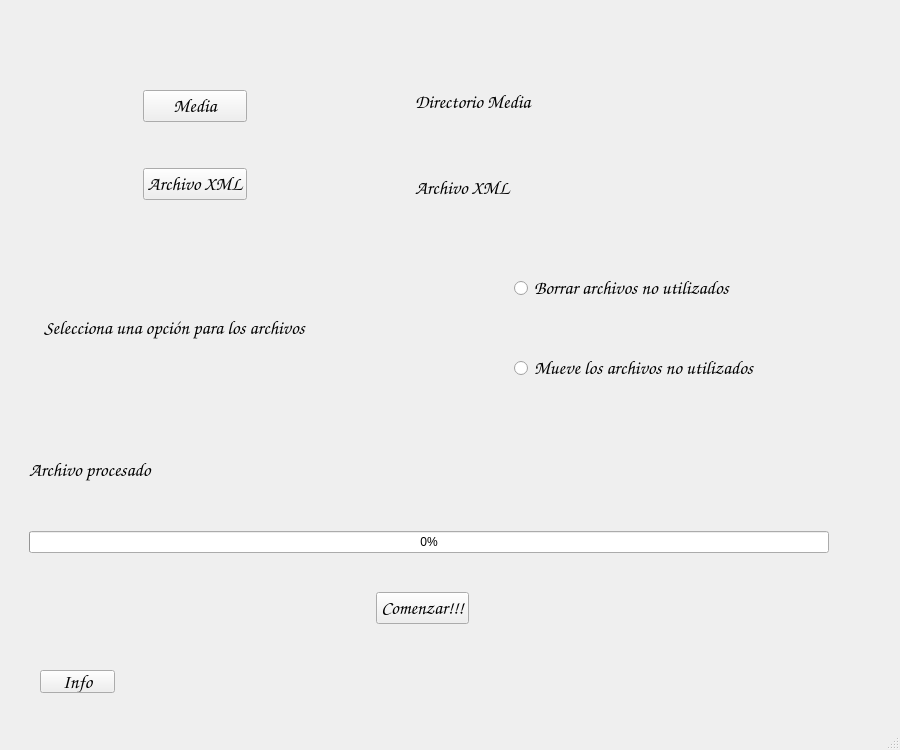
Before: the Qt Designer form CleanMediaUI.ui in danitxu79/CleanMediaRomsQT, drawn with Qt 5.
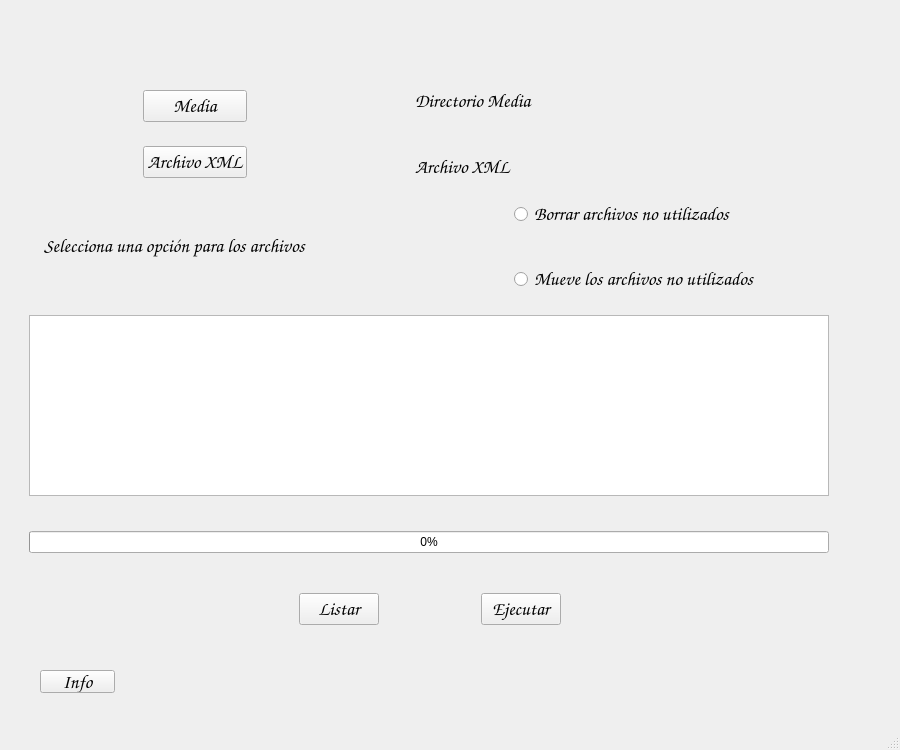
After: the same form once the commit is applied. Icons and pictures are not drawn.

Diff of the .ui file:
```diff
--- a/CleanMediaUI.ui
+++ b/CleanMediaUI.ui
@@ -409,22 +409,13 @@
        <item>
         <layout class="QVBoxLayout" name="verticalLayout_5">
          <item>
-          <widget class="QLabel" name="labelOpcion_2">
-           <property name="minimumSize">
-            <size>
-             <width>800</width>
-             <height>30</height>
-            </size>
-           </property>
+          <widget class="QListWidget" name="listWidget">
            <property name="font">
             <font>
              <family>Comic Sans MS</family>
              <pointsize>14</pointsize>
             </font>
            </property>
-           <property name="text">
-            <string>Archivo procesado</string>
-           </property>
           </widget>
          </item>
          <item>
@@ -481,12 +472,14 @@
    <widget class="QWidget" name="">
     <property name="geometry">
      <rect>
-      <x>320</x>
+      <x>250</x>
       <y>590</y>
-      <width>205</width>
-      <height>37</height>
+      <width>359</width>
+      <height>39</height>
      </rect>
     </property>
+    <layout class="QHBoxLayout" name="horizontalLayout_6">
+     <item>
     <layout class="QHBoxLayout" name="horizontalLayout_4">
      <item>
       <spacer name="horizontalSpacer_9">
@@ -515,7 +508,7 @@
         <string>Iniciar la busqueda de los archivos media no utilizados</string>
        </property>
        <property name="text">
-        <string>Comenzar!!!</string>
+          <string>Listar</string>
        </property>
       </widget>
      </item>
@@ -531,6 +524,56 @@
         </size>
        </property>
       </spacer>
+       </item>
+      </layout>
+     </item>
+     <item>
+      <layout class="QHBoxLayout" name="horizontalLayout_5">
+       <item>
+        <spacer name="horizontalSpacer_11">
+         <property name="orientation">
+          <enum>Qt::Horizontal</enum>
+         </property>
+         <property name="sizeHint" stdset="0">
+          <size>
+           <width>40</width>
+           <height>20</height>
+          </size>
+         </property>
+        </spacer>
+       </item>
+       <item>
+        <widget class="QPushButton" name="pushButtonEjecutar">
+         <property name="font">
+          <font>
+           <family>Comic Sans MS</family>
+           <pointsize>14</pointsize>
+           <weight>75</weight>
+           <bold>true</bold>
+          </font>
+         </property>
+         <property name="toolTip">
+          <string>Realiza la acción seleccionada en los botones de opción de fichero</string>
+         </property>
+         <property name="text">
+          <string>Ejecutar</string>
+         </property>
+        </widget>
+       </item>
+       <item>
+        <spacer name="horizontalSpacer_12">
+         <property name="orientation">
+          <enum>Qt::Horizontal</enum>
+         </property>
+         <property name="sizeHint" stdset="0">
+          <size>
+           <width>40</width>
+           <height>20</height>
+          </size>
+         </property>
+        </spacer>
+       </item>
+      </layout>
      </item>
     </layout>
    </widget>
```
Lines whose indentation alone changed are shown as unchanged.
